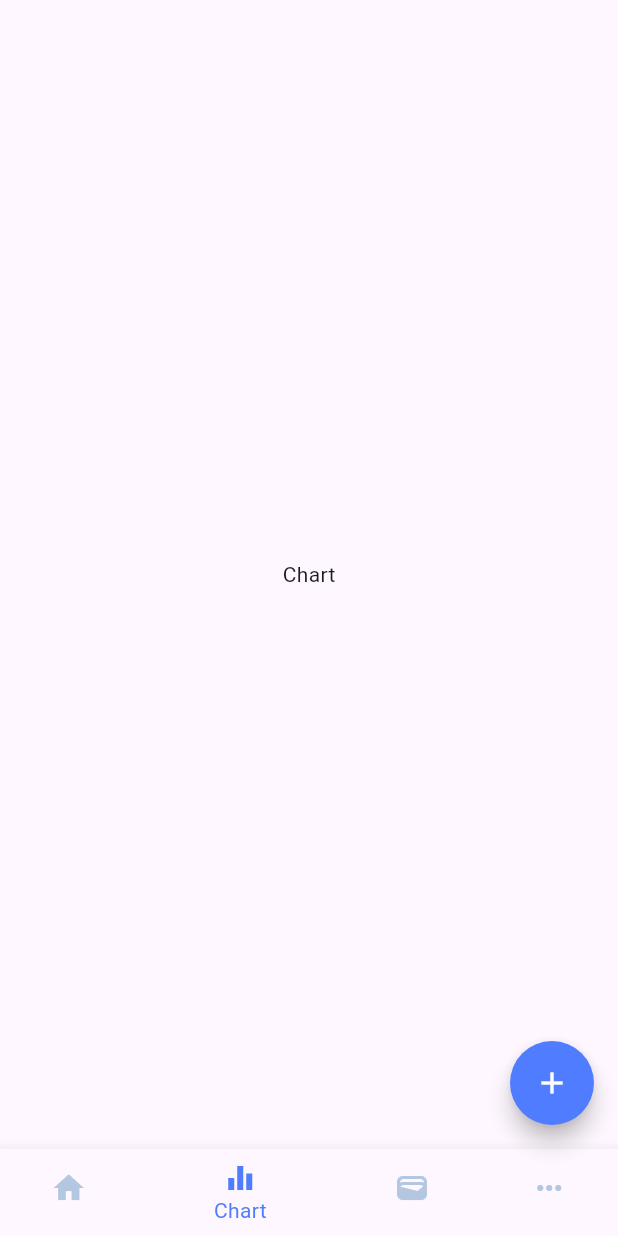
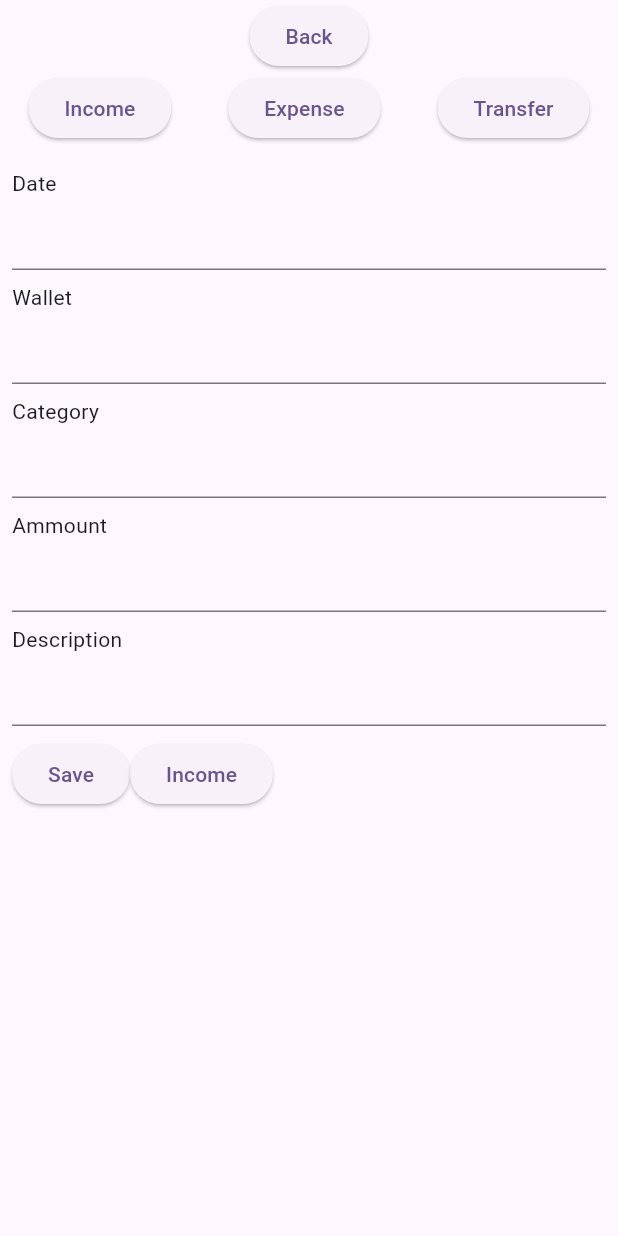
Before and after one commit to ltq3012001/money_manager, a Flutter app: the screen it shows after launch, item 2 of the bottom bar chosen, after a tap on the "add" icon, on a phone screen of 412 x 824 dp. Run offline on Flutter 3.47's test engine with Material 3 defaults, Android fonts, the phone set to English and light mode, and no system bars; our stand-ins replace fl_chart.

Commit message:
update temp edit screen. Add run_avd script. Add data manager and style manager

```diff
--- /dev/null
+++ b/assets/category.json
@@ -0,0 +1,10 @@
+{
+    "Income" : [
+        {"name" : "Salary", "color": "red"},
+        {"name" : "Other", "color": "blue"}
+    ],
+    "Expense" : [
+        {"name" : "groceries", "color": "yellow"},
+        {"name" : "shopping", "color": "pink"}
+    ]
+}
--- /dev/null
+++ b/assets/wallets.json
@@ -0,0 +1,6 @@
+{
+    "VIB" : {
+        "Income": 2222222,
+        "Expense" : 99999
+    }
+}
--- a/lib/main.dart
+++ b/lib/main.dart
@@ -1,14 +1,25 @@
 import 'package:flutter/material.dart';
 import 'package:money_manager/screen/main_screen_host.dart';
+import 'package:money_manager/utils/data_manager.dart';
 
 void main() {
   runApp(const MyApp());
 }
 
-class MyApp extends StatelessWidget {
+class DataManger {}
+
+class MyApp extends StatefulWidget {
   const MyApp({super.key});
+  @override
+  State<MyApp> createState() => _MyAppState();
+}
 
-  // This widget is the root of your application.
+class _MyAppState extends State<MyApp> {
+  @override
+  void initState() {
+    super.initState();
+  }
+
   @override
   Widget build(BuildContext context) {
     return MaterialApp(
@@ -18,7 +29,10 @@ class MyApp extends StatelessWidget {
           colorScheme: ColorScheme.fromSeed(seedColor: Colors.deepPurple),
           useMaterial3: true,
         ),
-      home: const MainScreenHost(),
-    );
+        home: FutureBuilder(
+            builder: (context, AsyncSnapshot<void> snapshot) {
+              return const MainScreenHost();
+            },
+            future: DataManager().loadData()));
   }
 }
--- a/lib/screen/chart_screen.dart
+++ b/lib/screen/chart_screen.dart
@@ -1,10 +1,30 @@
+import 'package:fl_chart/fl_chart.dart';
 import 'package:flutter/material.dart';
 
-class ChartScreen extends StatelessWidget {
+class ChartScreen extends StatefulWidget {
   const ChartScreen({super.key});
 
   @override
+  State<ChartScreen> createState() => _ChartScreenState();
+
+}
+
+class _ChartScreenState extends State<ChartScreen>
+{
+  @override
   Widget build(BuildContext context) {
-    return const Center(child: Text("Chart"));
+    return Center(
+      child: PieChart(
+        PieChartData(
+          borderData: FlBorderData(
+            show: false,
+          ),
+          sectionsSpace: 0,
+          centerSpaceRadius: 0,
+          sections:[
+            PieChartSectionData(
+              color: Colors.red,
+              value: 30,
+              title: "text")],)));
   }
 }
--- /dev/null
+++ b/lib/screen/edit_screen.dart
@@ -0,0 +1,90 @@
+import 'package:flutter/material.dart';
+
+class EditScreen extends StatefulWidget {
+  const EditScreen({super.key});
+  @override
+  State<EditScreen> createState() => _EditScreenState();
+}
+
+class _EditScreenState extends State<EditScreen> {
+  TextEditingController dateController = TextEditingController();
+
+  Future<void> selectDate() async {
+    DateTime? picked = await showDatePicker(
+      context: context,
+      initialDate: DateTime.now(),
+      firstDate: DateTime(2000),
+      lastDate: DateTime(2500),
+    );
+    if (picked != null) {
+      setState(() {
+        dateController.text = picked.toString().split(" ")[0];
+      });
+    }
+  }
+
+  @override
+  Widget build(BuildContext context) {
+    return Scaffold(
+      resizeToAvoidBottomInset: false,
+      body: Column(
+        children: [
+          SafeArea(
+            child: Column(
+              children: [
+                ElevatedButton(
+                    child: Text("Back"),
+                    onPressed: () {
+                      Navigator.pop(context);
+                    }),
+                Row(
+                  mainAxisAlignment: MainAxisAlignment.spaceAround,
+                  children: [
+                    ElevatedButton(onPressed: () {}, child: Text("Income")),
+                    ElevatedButton(onPressed: () {}, child: Text("Expense")),
+                    ElevatedButton(onPressed: () {}, child: Text("Transfer"))
+                  ],
+                ),
+                Padding(
+                  padding: EdgeInsets.symmetric(horizontal: 8, vertical: 16),
+                  child: Column(
+                    crossAxisAlignment: CrossAxisAlignment.start,
+                    children: [
+                      Text("Date"),
+                      TextField(
+                          readOnly: true,
+                          controller: dateController,
+                          onTap: () {
+                            selectDate();
+                          }),
+                      const SizedBox(height: 8),
+                      Text("Wallet"),
+                      TextField(),
+                      const SizedBox(height: 8),
+                      Text("Category"),
+                      TextField(),
+                      const SizedBox(height: 8),
+                      Text("Ammount"),
+                      TextField(),
+                      const SizedBox(height: 8),
+                      Text("Description"),
+                      TextField(),
+                      const SizedBox(height: 8),
+                      Row(
+                        children: [
+                          ElevatedButton(onPressed: () {}, child: Text("Save")),
+                          ElevatedButton(
+                              onPressed: () {}, child: Text("Income"))
+                        ],
+                      )
+                    ],
+                  ),
+                ),
+              ],
+            ),
+          )
+        ],
+      ),
+    );
+  }
+}
--- a/lib/screen/home_screen.dart
+++ b/lib/screen/home_screen.dart
@@ -1,6 +1,5 @@
 import 'package:flutter/material.dart';
 import 'package:money_manager/screen/home_view/daily_view.dart';
-import 'package:money_manager/screen/home_view/monthly_paycheck.dart';
 import 'package:money_manager/screen/home_view/monthly_view.dart';
 
 enum ViewType { daily, monthly }
--- a/lib/screen/main_screen_host.dart
+++ b/lib/screen/main_screen_host.dart
@@ -2,6 +2,7 @@ import 'package:flutter/material.dart';
 
 // screens
 import 'package:money_manager/screen/chart_screen.dart';
+import 'package:money_manager/screen/edit_screen.dart';
 import 'package:money_manager/screen/home_screen.dart';
 import 'package:money_manager/screen/more_screen.dart';
 import 'package:money_manager/screen/wallets_screen.dart';
@@ -41,7 +42,11 @@ class _MainScreenHostState extends State<MainScreenHost> {
       floatingActionButton: FloatingActionButton(
           shape: const CircleBorder(),
           backgroundColor: secondaryDark,
-          onPressed: (() => {}),
+          onPressed: (() {
+            Navigator.push(
+              context,
+              MaterialPageRoute(builder: (context) {return const EditScreen();}));
+            }),
           child: const Icon(
             Icons.add,
             color: Colors.white,
--- /dev/null
+++ b/lib/utils/data_manager.dart
@@ -0,0 +1,59 @@
+import 'dart:convert';
+
+import 'package:flutter/services.dart';
+
+class DataManager {
+  static final DataManager _singleton = DataManager._internal();
+
+  Map _transactionData = {};
+  Map _categoryData = {};
+  Map _walletData = {};
+
+  factory DataManager() {
+    return _singleton;
+  }
+
+  DataManager._internal();
+
+  Future<void> loadData() async {
+    await loadTransactionData();
+    await loadCategoryData();
+    await loadWalletData();
+  }
+
+  Future<void> loadTransactionData() async {
+    final String response =
+        await rootBundle.loadString('assets/sample_data.json');
+    final data = await jsonDecode(response);
+    _transactionData = data;
+  }
+
+  Future<void> loadCategoryData() async {
+    final String response = await rootBundle.loadString('assets/category.json');
+    final data = await jsonDecode(response);
+    print(data);
+    _categoryData = data;
+  }
+
+  Future<void> loadWalletData() async {
+    final String response = await rootBundle.loadString('assets/wallets.json');
+    final data = await jsonDecode(response);
+    _walletData = data;
+  }
+
+  Future<void> saveTransactionData() async {}
+  Future<void> saveCategoryData() async {}
+  Future<void> saveWalletData() async {}
+
+  Map getTransactionData() {
+    return _transactionData;
+  }
+
+  Map getCategoryData() {
+    return _categoryData;
+  }
+
+  Map getWalletData() {
+    return _walletData;
+  }
+}
--- /dev/null
+++ b/lib/utils/style_manager.dart
@@ -0,0 +1,9 @@
+class StyleManager {
+  static final StyleManager _singleton = StyleManager._internal();
+
+  factory StyleManager() {
+    return _singleton;
+  }
+
+  StyleManager._internal();
+}
--- a/pubspec.yaml
+++ b/pubspec.yaml
@@ -62,6 +62,8 @@ flutter:
   assets:
     - assets/sample_data.json
     - assets/monthly_paycheck.json
+    - assets/category.json
+    - assets/wallets.json
 
   # An image asset can refer to one or more resolution-specific "variants", see
   # https://flutter.dev/assets-and-images/#resolution-aware
```
Also changed, not shown: 1 other file. Lines whose indentation alone changed are shown as unchanged.
